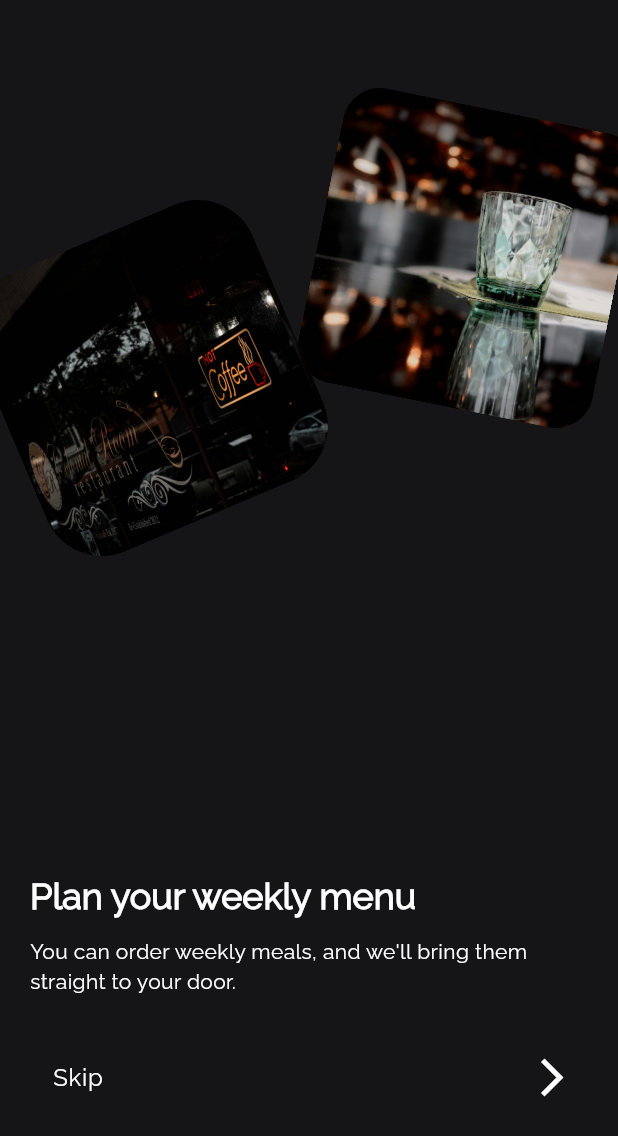
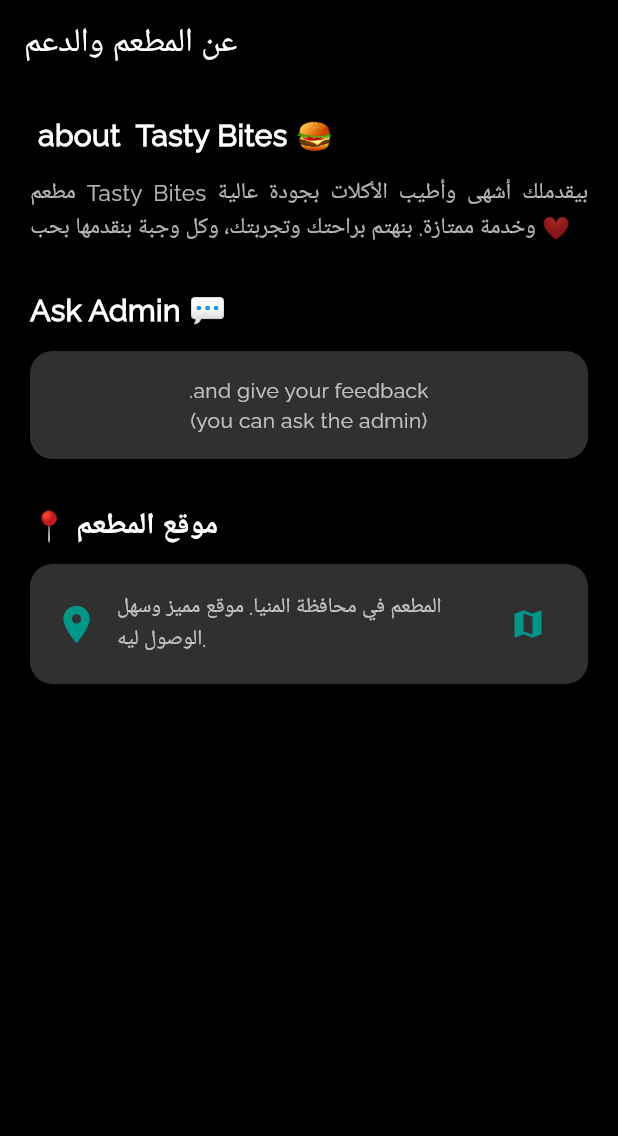
Before and after one commit to azzas7dawy/RestaurentApp, a Flutter app: the screen it shows after launch, on a phone screen of 412 x 824 dp. Shown: the top 1136 px of the screen. Run offline on Flutter 3.47's test engine with Material 3 defaults, Android fonts, the phone set to English and light mode, and no system bars; our stand-ins replace animated_text_kit, bloc, cached_network_image, carousel_slider, cloud_firestore, device_preview and 13 more; missing offline and left inert: paymob_payment; accounts and stored records are empty.

Commit message:
finishing about us

```diff
--- /dev/null
+++ b/lib/aboutUs/about_us.dart
@@ -0,0 +1,117 @@
+import 'package:firebase_auth/firebase_auth.dart';
+import 'package:flutter/material.dart';
+import 'package:restrant_app/chat/user_chat.dart';
+import 'package:url_launcher/url_launcher.dart';
+// import 'package:url_launcher/url_launcher.dart';
+
+class AboutSupportPage extends StatelessWidget {
+  const AboutSupportPage({super.key});
+  static const String id = 'AboutSupportPage';
+
+  // 📍 رابط موقع محافظة المنيا على Google Maps
+  final String googleMapsUrl = "https://www.google.com/maps/place/Minya,+Menia,+Egypt";
+
+  // 🔗 فتح الخريطة
+  void _openMap() async {
+    final Uri url = Uri.parse(googleMapsUrl);
+    if (await canLaunchUrl(url)) {
+      await launchUrl(url, mode: LaunchMode.externalApplication);
+    } else {
+      throw 'Could not launch $url';
+    }
+  }
+
+  @override
+  Widget build(BuildContext context) {
+    return Scaffold(
+      backgroundColor: Colors.black,
+      appBar: AppBar(
+        backgroundColor: Colors.black,
+        elevation: 0,
+        title: const Text('عن المطعم والدعم', style: TextStyle(color: Colors.white)),
+        iconTheme: const IconThemeData(color: Colors.white),
+      ),
+      body: SingleChildScrollView(
+        padding: const EdgeInsets.all(20),
+        child: Column(
+          crossAxisAlignment: CrossAxisAlignment.start,
+          children: [
+
+            // ✨ نبذة عن المطعم
+            const Text(
+              " about  Tasty Bites 🍔",
+              style: TextStyle(color: Colors.white, fontSize: 20, fontWeight: FontWeight.bold),
+            ),
+            const SizedBox(height: 12),
+            const Text(
+              "مطعم Tasty Bites بيقدملك أشهى وأطيب الأكلات بجودة عالية وخدمة ممتازة. بنهتم براحتك وتجربتك، وكل وجبة بنقدمها بحب ❤️",
+              style: TextStyle(color: Colors.white70, fontSize: 15, height: 1.5),
+              textAlign: TextAlign.justify,
+            ),
+
+            const SizedBox(height: 30),
+
+            // 💬 قسم الشات
+            GestureDetector(
+                  onTap: () => Navigator.push(context,MaterialPageRoute( builder: (context) => ChatScreen(otherUserEmail: FirebaseAuth.instance.currentUser?.email ?? '',)
+                  )),
+              child: const Text(
+                "Ask Admin 💬",
+                style: TextStyle(color: Colors.white, fontSize: 20, fontWeight: FontWeight.bold),
+              ),
+            ),
+            const SizedBox(height: 12),
+            Container(
+              padding: const EdgeInsets.all(16),
+              decoration: BoxDecoration(
+                color: Colors.grey[850],
+                borderRadius: BorderRadius.circular(15),
+              ),
+              child: const Center(
+                child: Text(
+                  ".and give your feedback\n(you can ask the admin)",
+                  style: TextStyle(color: Colors.white70),
+                  textAlign: TextAlign.center,
+                ),
+              ),
+            ),
+
+            const SizedBox(height: 30),
+
+
+            const Text(
+              "📍 موقع المطعم",
+              style: TextStyle(color: Colors.white, fontSize: 20, fontWeight: FontWeight.bold),
+            ),
+            const SizedBox(height: 10),
+            Container(
+              padding: const EdgeInsets.all(16),
+              decoration: BoxDecoration(
+                color: Colors.grey[850],
+                borderRadius: BorderRadius.circular(15),
+              ),
+              child: Row(
+                children: [
+                  const Icon(Icons.location_on, color: Colors.teal, size: 30),
+                  const SizedBox(width: 12),
+                  const Expanded(
+                    child: Text(
+                      "المطعم في محافظة المنيا. موقع مميز وسهل الوصول ليه.",
+                      style: TextStyle(color: Colors.white70, fontSize: 14),
+                    ),
+                  ),
+                  IconButton(
+                    onPressed: _openMap,
+                    icon: const Icon(Icons.map, color: Colors.teal),
+                  )
+                ],
+              ),
+            ),
+
+            const SizedBox(height: 20),
+          ],
+        ),
+      ),
+    );
+  }
+}
--- a/lib/l10n/intl_ar.arb
+++ b/lib/l10n/intl_ar.arb
@@ -1,6 +1,6 @@
 {
 
-    "splashTitle": "باراجون",
+    "splashTitle": "تِكة ونكهة",
     "skipButton": "تخطي",
     "continueButton": "استمر",
     "onboardingTitleOne": "خطط لوجبتك الأسبوعية",
@@ -56,7 +56,7 @@
     "successReser": "نجاح",
     "tableReserved": "تم حجز الطاولة بنجاح",
     "tableReservedMessage": "تم حجز الطاولة بنجاح. سنقوم بالتواصل معك قريبًا لتأكيد الحجز.",
-
+"reserIsAlreadyExists": "حجز الطاولة موجود بالفعل",
 
     "fillAllFields": "يرجى ملء جميع الحقول.",
     "successMessage": "تم الحجز بنجاح!",
--- a/lib/main.dart
+++ b/lib/main.dart
@@ -9,6 +9,8 @@
 import 'package:flutter_bloc/flutter_bloc.dart';
 import 'package:flutter_dotenv/flutter_dotenv.dart';
 import 'package:flutter_localizations/flutter_localizations.dart';
+import 'package:restrant_app/aboutUs/about_us.dart';
+import 'package:restrant_app/chat/user_chat.dart';
 import 'package:restrant_app/cubit/AuthLogic/cubit/auth_cubit.dart';
 import 'package:restrant_app/cubit/FavoritesLogic/cubit/favorites_cubit.dart';
 import 'package:restrant_app/cubit/OrdersLogic/cubit/orders_cubit.dart';
@@ -198,12 +200,23 @@
                           return MaterialPageRoute(
                             builder: (context) => const SettignsScreen(),
                           );
+                           case AboutSupportPage.id:
+                          return MaterialPageRoute(
+                            builder: (context) => const AboutSupportPage(),
+                          );
+                           case ChatScreen.id:
+             return MaterialPageRoute(
+               builder: (context) => ChatScreen(otherUserEmail:data),
+
+
+             );
                         default:
                           return MaterialPageRoute(
                               builder: (context) => const SplashPage());
                       }
                     },
-                    initialRoute: SplashPage.id,
+                    // initialRoute: SplashPage.id,
+                      initialRoute: AboutSupportPage.id,
                   );
                 } else {
                   return const Center(
--- a/lib/screens/customScreen/custom_screen.dart
+++ b/lib/screens/customScreen/custom_screen.dart
@@ -5,6 +5,7 @@
 import 'package:restrant_app/screens/homeScreen/home_screen.dart';
 import 'package:restrant_app/screens/menuScreens/menu_screen.dart';
 import 'package:restrant_app/screens/profileScreen/profile_screen.dart';
+import 'package:restrant_app/screens/reserveTableScreen/final_reservation.dart';
 import 'package:restrant_app/screens/reserveTableScreen/reserve_table_screen.dart';
 import 'package:restrant_app/screens/searchScreen/search_screen.dart';
 
@@ -23,7 +24,7 @@
     const HomeScreen(),
     const MenuScreen(),
     SearchScreen(),
-    const ReservationsplashScreen(),
+     TableSelectionPage(),
     const ProfileScreen(),
   ];
 
--- a/lib/utils/colors_utility.dart
+++ b/lib/utils/colors_utility.dart
@@ -20,7 +20,9 @@
   static const processingStatusColor = Colors.blue;
   static const onTheWayStatusColor = Colors.purple;
   static const failedStatusColor = Colors.redAccent;
-
+ static const messageSenderColor = Color(0xFF4A919E);
+   static const messageReceiverColor = Color(0xFF343A40);
+   //0xFF2A2E32
   // light mode
 
   static const lightMainBackgroundColor = Color(0xFFF2F5F7);
```
Also changed, not shown: lib/chat/user_chat.dart (added, +147 -0 lines), lib/l10n/intl_en.arb (+5 -3 lines), lib/screens/customScreen/widgets/custom_app_bar.dart (+24 -6 lines), lib/screens/reserveTableScreen/final_form_reservation.dart (added, +206 -0 lines), lib/screens/reserveTableScreen/final_reservation.dart (added, +146 -0 lines), pubspec.yaml (+12 -1 lines), assets/images/logo dark-mood.svg (added), assets/images/logo light-mood.svg (added), lib/generated/intl/messages_ar.dart, lib/generated/intl/messages_en.dart, lib/generated/l10n.dart, pubspec.lock, 5 other files.
